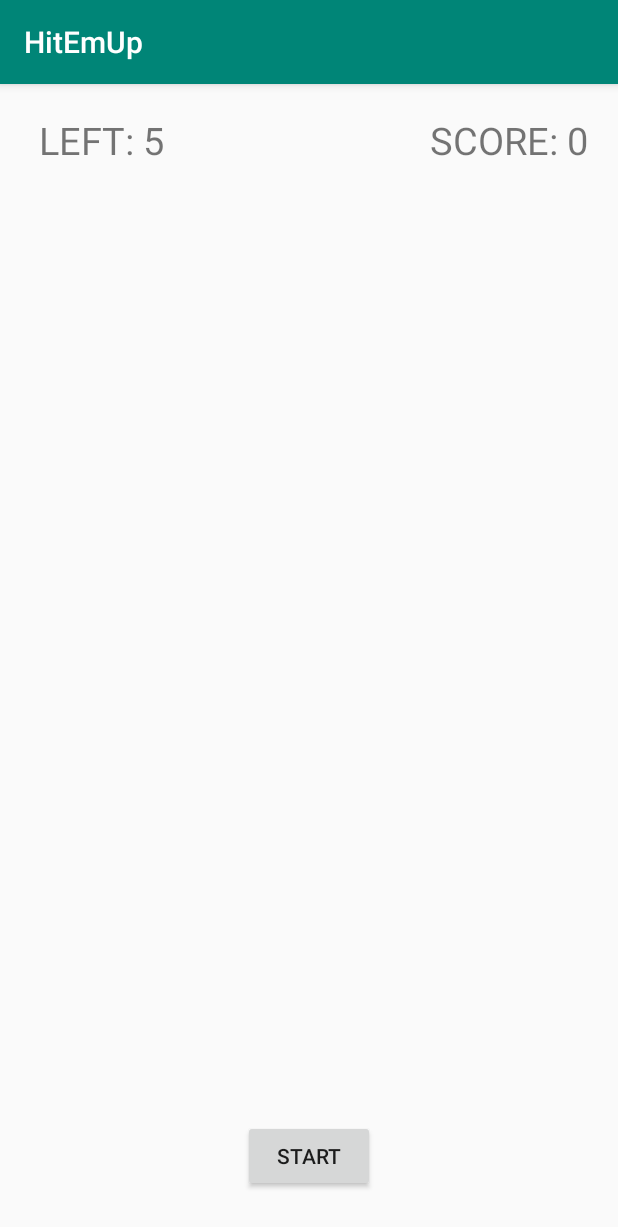
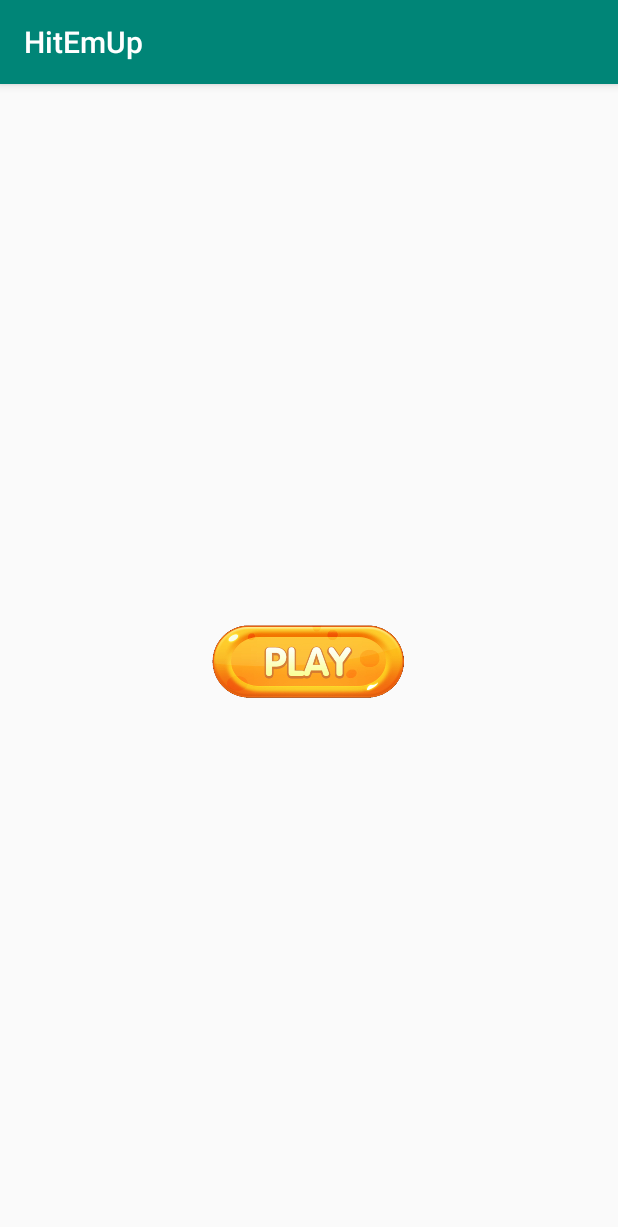
Before and after one commit to ilya3a/HitEmUp_APP, an Android app: the screen it shows after launch (MainActivity before the commit, start_screen after it), on a phone screen of 412 x 824 dp. Shown: the top 1227 px of the screen. Run offline under Robolectric (Android 15) with nearby library versions, the phone set to English and light mode, and no system bars.

Commit message:
start btn
start btn added

```diff
--- a/app/src/main/AndroidManifest.xml
+++ b/app/src/main/AndroidManifest.xml
@@ -10,6 +10,8 @@
         android:supportsRtl="true"
         android:theme="@style/AppTheme">
         <activity android:name=".MainActivity">
+        </activity>
+        <activity android:name=".start_screen">
             <intent-filter>
                 <action android:name="android.intent.action.MAIN" />
 
--- /dev/null
+++ b/app/src/main/java/com/yoyo/hitemup/start_screen.java
@@ -0,0 +1,45 @@
+package com.yoyo.hitemup;
+
+import android.content.Intent;
+import android.support.v7.app.AppCompatActivity;
+import android.os.Bundle;
+import android.view.MotionEvent;
+import android.view.View;
+import android.view.animation.Animation;
+import android.view.animation.AnimationUtils;
+import android.widget.ImageButton;
+import android.widget.Toast;
+
+public class start_screen extends AppCompatActivity {
+    ImageButton play_btn;
+    @Override
+    protected void onCreate(Bundle savedInstanceState) {
+        super.onCreate(savedInstanceState);
+        setContentView(R.layout.activity_start_screen);
+
+
+        play_btn = findViewById(R.id.play_btn);
+        //set button animation
+        final Animation btn_press_anim = AnimationUtils.loadAnimation(start_screen.this, R.anim.btn_pressed);
+        play_btn.setAnimation(btn_press_anim);
+        play_btn.setOnTouchListener(new View.OnTouchListener() {
+            @Override
+            public boolean onTouch(View v, MotionEvent event) {
+                if (event.getAction() == MotionEvent.ACTION_DOWN){
+                    play_btn.startAnimation(btn_press_anim);
+                    Toast.makeText(start_screen.this, "action_down", Toast.LENGTH_SHORT).show();
+                }
+                return false;
+            }
+        });
+
+        play_btn.setOnClickListener(new View.OnClickListener() {
+            @Override
+            public void onClick(View v) {
+                Intent start_game = new Intent(start_screen.this,MainActivity.class);
+                startActivity(start_game);
+            }
+        });
+    }
+
+}
--- /dev/null
+++ b/app/src/main/res/anim/btn_pressed.xml
@@ -0,0 +1,12 @@
+<?xml version="1.0" encoding="utf-8"?>
+<set xmlns:android="http://schemas.android.com/apk/res/android"
+   >
+    <scale
+        android:duration="150"
+        android:fromXScale="150dp"
+        android:fromYScale="150dp"
+        android:pivotX="50%"
+        android:pivotY="50%"
+        android:toXScale="140dp"
+        android:toYScale="140dp" />
+</set>
--- /dev/null
+++ b/app/src/main/res/layout/activity_start_screen.xml
@@ -0,0 +1,14 @@
+<?xml version="1.0" encoding="utf-8"?>
+<RelativeLayout xmlns:android="http://schemas.android.com/apk/res/android"
+    android:layout_width="match_parent"
+    android:layout_height="match_parent">
+
+    <ImageButton
+        android:layout_width="150dp"
+        android:layout_height="150dp"
+        android:layout_centerInParent="true"
+        android:src="@drawable/startbuttn"
+        android:background="@color/transparent"
+        android:scaleType="fitCenter"
+        android:id="@+id/play_btn"/>
+</RelativeLayout>
--- a/app/src/main/res/values/colors.xml
+++ b/app/src/main/res/values/colors.xml
@@ -3,4 +3,5 @@
     <color name="colorPrimary">#008577</color>
     <color name="colorPrimaryDark">#00574B</color>
     <color name="colorAccent">#D81B60</color>
+    <color name="transparent">#00d81b60</color>
 </resources>
```
Also changed, not shown: app/src/main/res/anim/btn_realeas.xml (added, +12 -0 lines), app/src/main/res/drawable/startbuttn.png (added).
